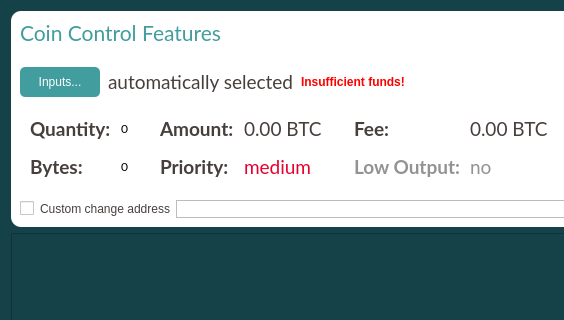
Old version of the form src/qt/forms/sendcoinsdialog.ui in the repository ZiftrCOIN/ziftrcoin; both pictures show x 0 to 564 and y 0 to 320 of the 861 by 634 pixel window.
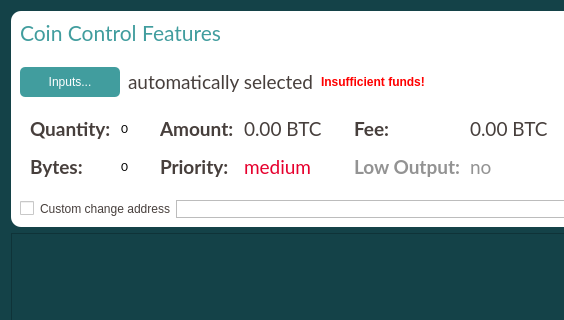
New version of the form. Icons and pictures are not drawn. Custom widgets are drawn as their Qt base class.

```diff
--- a/src/qt/forms/sendcoinsdialog.ui
+++ b/src/qt/forms/sendcoinsdialog.ui
@@ -86,11 +86,17 @@
         <item>
          <widget class="QPushButton" name="pushButtonCoinControl">
           <property name="styleSheet">
-           <string notr="true">background-color: #419d9e;
+           <string notr="true">QPushButton {
+background: #337c7d;
 color: #fff;
 height: 30px;
-width: 80px;
-border-radius: 5px;</string>
+width:100px;
+border-radius: 5px;
+}
+
+QPushButton:!pressed {
+     background-color: #419d9e;
+}</string>
           </property>
           <property name="text">
            <string>Inputs...</string>
```
Left out of the diff: 34 changed lines with no effect on the pictures.
